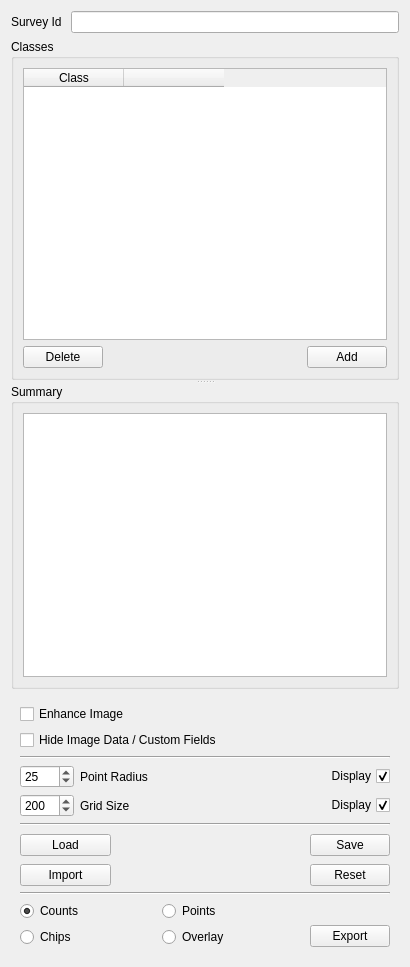
This is ddg/point_widget.ui in persts/DotDotGoose as Qt 5 draws it before an edit. The edited form follows.
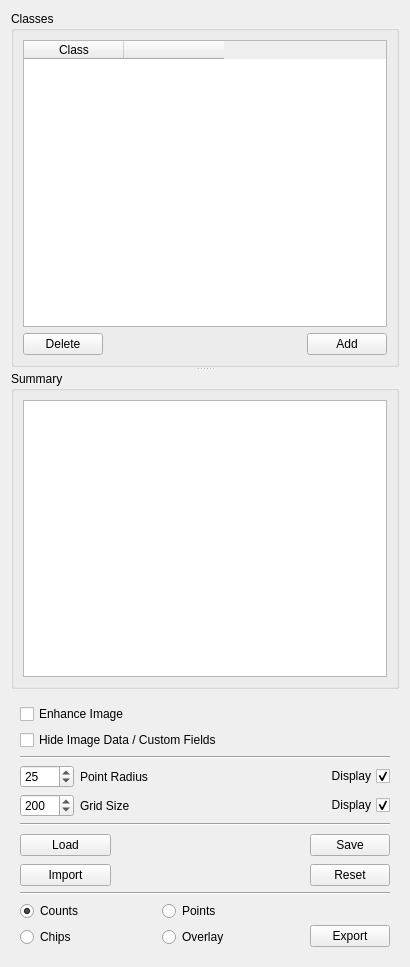
This is the edited form. Icons and pictures are not drawn.

Commit message: Moved the survey id field

```diff
--- a/ddg/point_widget.ui
+++ b/ddg/point_widget.ui
@@ -14,23 +14,6 @@
    <string>Form</string>
   </property>
   <layout class="QVBoxLayout" name="verticalLayout_3">
-   <item>
-    <layout class="QHBoxLayout" name="SurveyId">
-     <item>
-      <widget class="QLabel" name="label">
-       <property name="text">
-        <string>Survey Id </string>
-       </property>
-      </widget>
-     </item>
-     <item>
-      <widget class="QLineEdit" name="lineEditSurveyId"/>
-     </item>
-    </layout>
-   </item>
-   <item>
-    <layout class="QHBoxLayout" name="horizontalLayout"/>
-   </item>
    <item>
     <widget class="QSplitter" name="splitter">
      <property name="orientation">
```
The commit also changes 6 other files.
